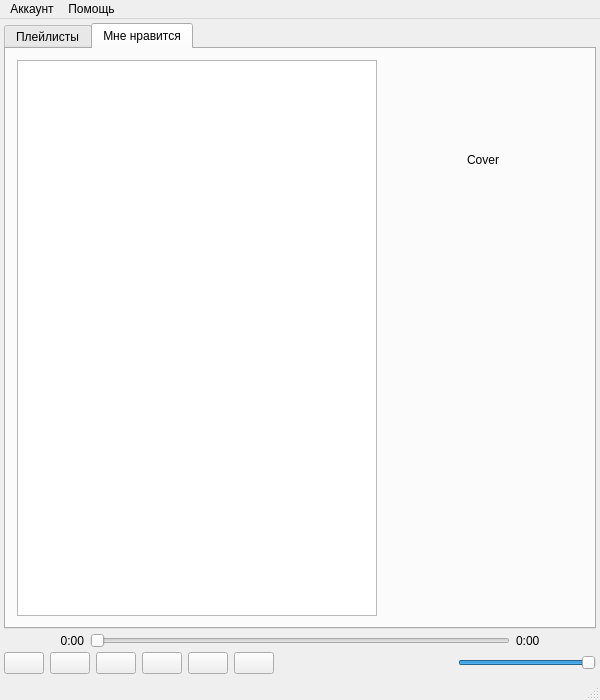
This is ui/main.ui in khokhlominroman/ya-player as Qt 5 draws it before an edit. The edited form follows.
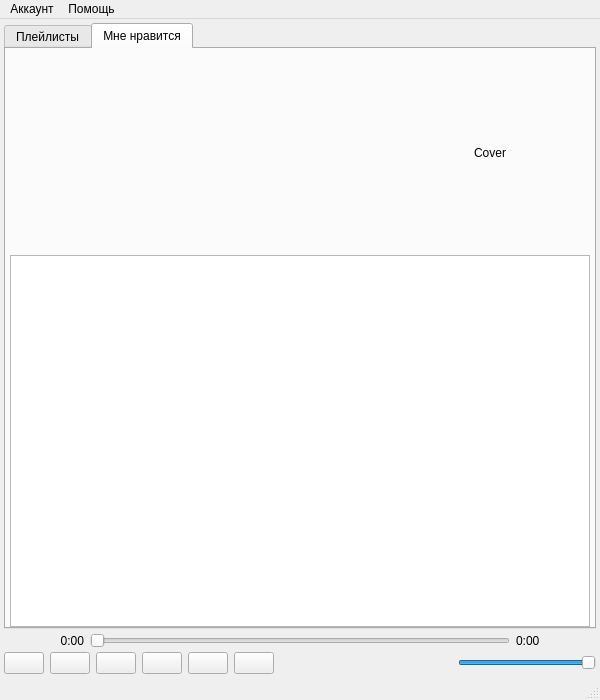
This is the edited form. The open tabs and pages were chosen to show the change. Icons and pictures are not drawn.

Commit message: Added like and delete buttons on track.

What changed in the file:
```diff
--- a/ui/main.ui
+++ b/ui/main.ui
@@ -52,7 +52,7 @@
     <item>
      <widget class="QTabWidget" name="tabWidget">
       <property name="sizePolicy">
-       <sizepolicy hsizetype="Expanding" vsizetype="MinimumExpanding">
+       <sizepolicy hsizetype="Expanding" vsizetype="Expanding">
         <horstretch>0</horstretch>
         <verstretch>0</verstretch>
        </sizepolicy>
@@ -256,9 +256,24 @@
        <attribute name="title">
         <string>Мне нравится</string>
        </attribute>
-       <layout class="QGridLayout" name="gridLayout_3" rowstretch="1,4">
-        <item row="1" column="1">
-         <widget class="QLabel" name="lbLikedTitle">
+       <layout class="QGridLayout" name="gridLayout" rowstretch="1,4" columnstretch="3,1">
+        <property name="leftMargin">
+         <number>4</number>
+        </property>
+        <property name="topMargin">
+         <number>4</number>
+        </property>
+        <property name="rightMargin">
+         <number>4</number>
+        </property>
+        <property name="bottomMargin">
+         <number>0</number>
+        </property>
+        <property name="spacing">
+         <number>2</number>
+        </property>
+        <item row="0" column="0">
+         <widget class="QLabel" name="lbLikesTitle">
           <property name="minimumSize">
            <size>
             <width>0</width>
@@ -267,7 +282,7 @@
           </property>
           <property name="maximumSize">
            <size>
-            <width>200</width>
+            <width>16777215</width>
             <height>16777215</height>
            </size>
           </property>
@@ -289,7 +304,7 @@
          </widget>
         </item>
         <item row="0" column="1">
-         <widget class="QLabel" name="lbLikedCover">
+         <widget class="QLabel" name="lbLikesCover">
           <property name="minimumSize">
            <size>
             <width>200</width>
@@ -313,11 +328,56 @@
           </property>
          </widget>
         </item>
-        <item row="0" column="0" rowspan="2">
-         <widget class="QListView" name="lvLikedList">
+        <item row="1" column="0" colspan="2">
+         <widget class="QTableView" name="tvLikes">
           <property name="editTriggers">
            <set>QAbstractItemView::NoEditTriggers</set>
           </property>
+          <property name="dragEnabled">
+           <bool>true</bool>
+          </property>
+          <property name="dragDropMode">
+           <enum>QAbstractItemView::DragOnly</enum>
+          </property>
+          <property name="defaultDropAction">
+           <enum>Qt::MoveAction</enum>
+          </property>
+          <property name="alternatingRowColors">
+           <bool>true</bool>
+          </property>
+          <property name="selectionMode">
+           <enum>QAbstractItemView::SingleSelection</enum>
+          </property>
+          <property name="selectionBehavior">
+           <enum>QAbstractItemView::SelectRows</enum>
+          </property>
+          <property name="showGrid">
+           <bool>false</bool>
+          </property>
+          <property name="cornerButtonEnabled">
+           <bool>false</bool>
+          </property>
+          <attribute name="horizontalHeaderVisible">
+           <bool>false</bool>
+          </attribute>
+          <attribute name="horizontalHeaderMinimumSectionSize">
+           <number>16</number>
+          </attribute>
+          <attribute name="horizontalHeaderDefaultSectionSize">
+           <number>16</number>
+          </attribute>
+          <attribute name="horizontalHeaderHighlightSections">
+           <bool>false</bool>
+          </attribute>
+          <attribute name="verticalHeaderVisible">
+           <bool>false</bool>
+          </attribute>
+          <attribute name="verticalHeaderMinimumSectionSize">
+           <number>25</number>
+          </attribute>
+          <attribute name="verticalHeaderDefaultSectionSize">
+           <number>25</number>
+          </attribute>
          </widget>
         </item>
        </layout>
```
Left out of the diff: 18 changed lines with no effect on the pictures. The commit also changes 3 other files.
